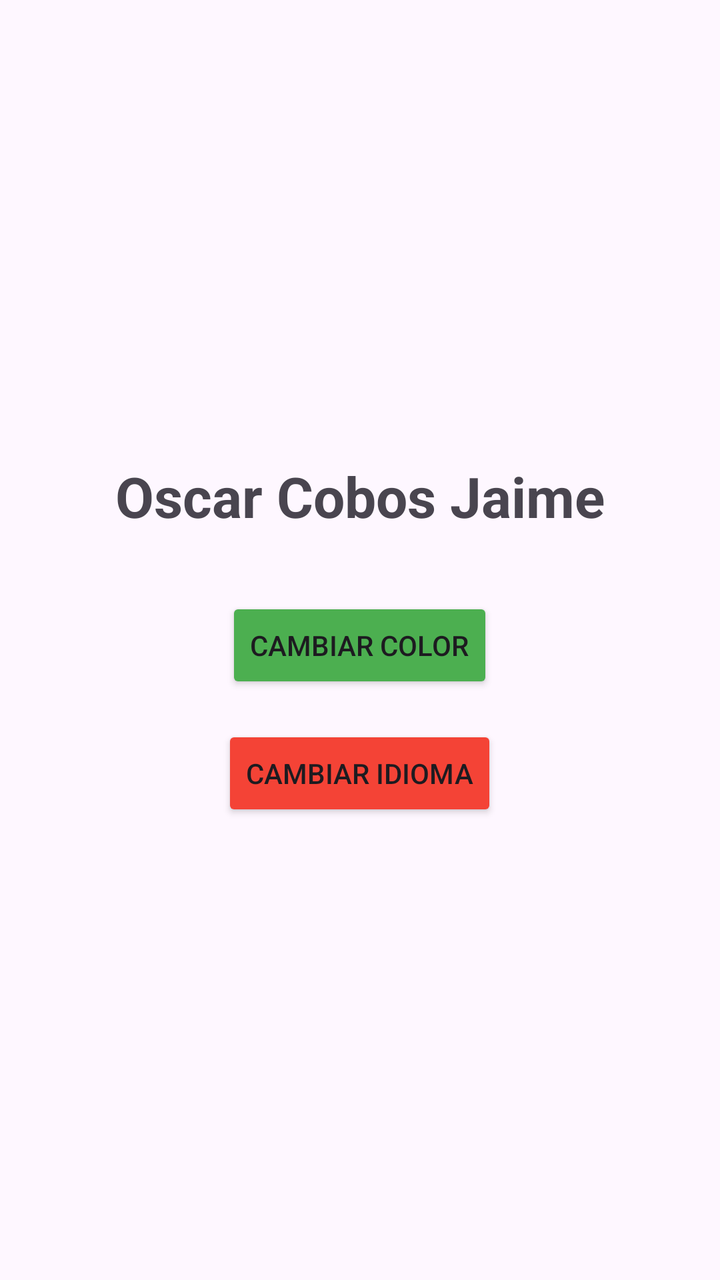
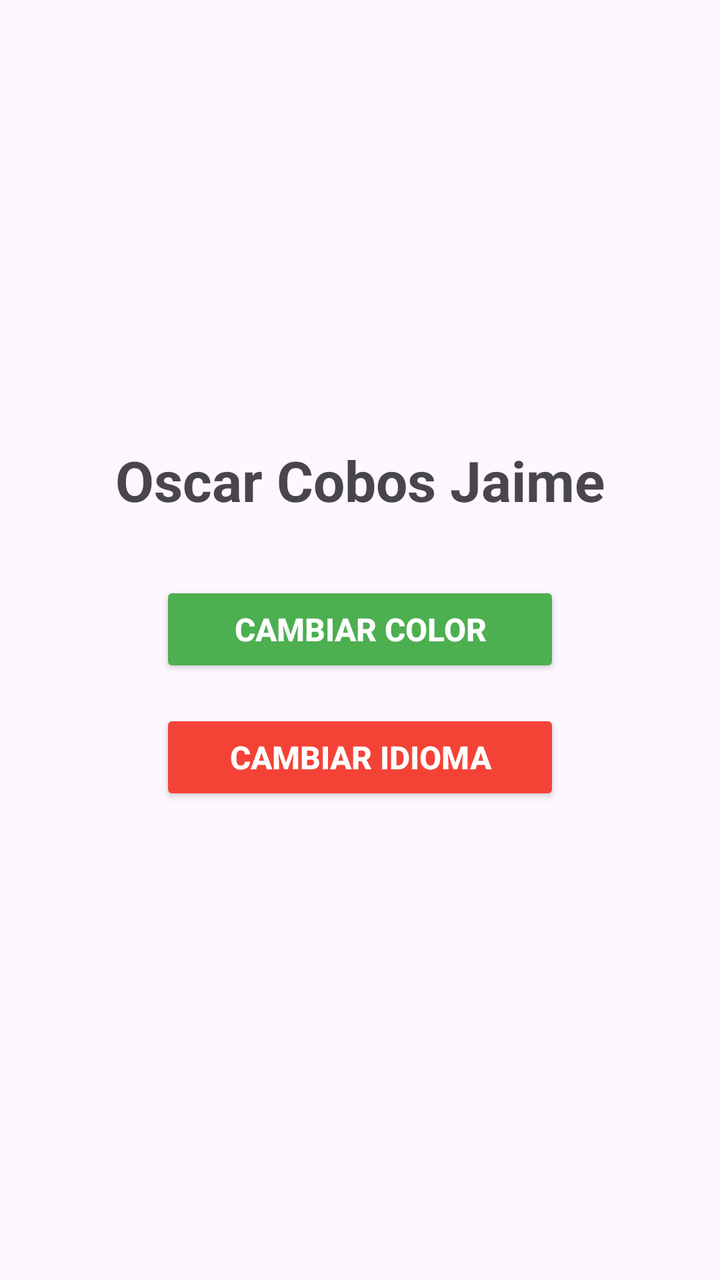

An Android layout rendered at two revisions. The XML below is the earlier revision; the diff shows what the commit changed to produce the second picture.
<!-- AndroidManifest.xml: application theme Theme.RecursosOscar -->
<!-- res/layout/activity_main.xml -->
<?xml version="1.0" encoding="utf-8"?>
<LinearLayout xmlns:android="http://schemas.android.com/apk/res/android"
    android:id="@+id/main"
    android:layout_width="match_parent"
    android:layout_height="match_parent"
    android:orientation="vertical"
    android:gravity="center"
    android:padding="24dp">

    <TextView
        android:id="@+id/tvNombre"
        android:layout_width="wrap_content"
        android:layout_height="wrap_content"
        android:text="@string/nombre"
        android:textSize="28sp"
        android:textStyle="bold"
        android:layout_marginBottom="32dp" />

    <Button
        android:id="@+id/btnColor"
        android:layout_width="wrap_content"
        android:layout_height="wrap_content"
        android:text="@string/boton_color"
        android:backgroundTint="@color/verde"
        android:layout_marginBottom="16dp" />

    <Button
        android:id="@+id/btnIdioma"
        android:layout_width="wrap_content"
        android:layout_height="wrap_content"
        android:text="@string/boton_idioma"
        android:backgroundTint="@color/rojo" />

</LinearLayout>
<!-- resources referenced by this layout -->
<resources>
  <color name="rojo">#FFF44336</color>
  <color name="verde">#FF4CAF50</color>
  <string name="boton_color">Cambiar color</string>
  <string name="boton_idioma">Cambiar idioma</string>
  <string name="nombre">Oscar Cobos Jaime</string>
  <style name="Theme.RecursosOscar" parent="Base.Theme.RecursosOscar" />
  <style name="Base.Theme.RecursosOscar" parent="Theme.Material3.DayNight.NoActionBar">
          
          
      </style>
</resources>

<!-- the commit's change to res/layout/activity_main.xml (unified diff, before → after) -->
@@ -18,16 +18,13 @@
 
     <Button
         android:id="@+id/btnColor"
-        android:layout_width="wrap_content"
-        android:layout_height="wrap_content"
+        style="@style/EstiloBoton"
         android:text="@string/boton_color"
-        android:backgroundTint="@color/verde"
-        android:layout_marginBottom="16dp" />
+        android:backgroundTint="@color/verde" />
 
     <Button
         android:id="@+id/btnIdioma"
-        android:layout_width="wrap_content"
-        android:layout_height="wrap_content"
+        style="@style/EstiloBoton"
         android:text="@string/boton_idioma"
         android:backgroundTint="@color/rojo" />
 
<!-- resource entries referenced after the edit -->
@@ -5,10 +5,16 @@
   <string name="boton_color">Cambiar color</string>
   <string name="boton_idioma">Cambiar idioma</string>
   <string name="nombre">Oscar Cobos Jaime</string>
+  <style name="EstiloBoton">
+          <item name="android:layout_width">200dp</item>
+          <item name="android:layout_height">wrap_content</item>
+          <item name="android:textSize">16sp</item>
+          <item name="android:textColor">#FFFFFFFF</item>
+          <item name="android:textStyle">bold</item>
+          <item name="android:layout_marginBottom">16dp</item>
+      </style>
   <style name="Theme.RecursosOscar" parent="Base.Theme.RecursosOscar" />
   <style name="Base.Theme.RecursosOscar" parent="Theme.Material3.DayNight.NoActionBar">
-          
-          
       </style>
 </resources>
 
